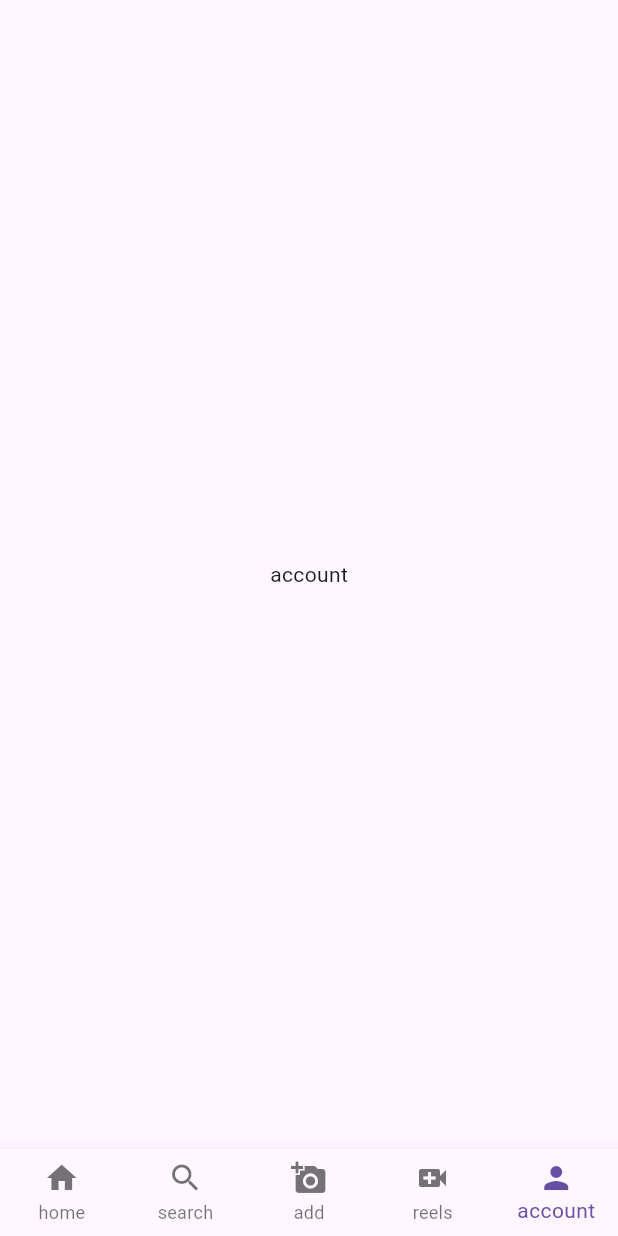
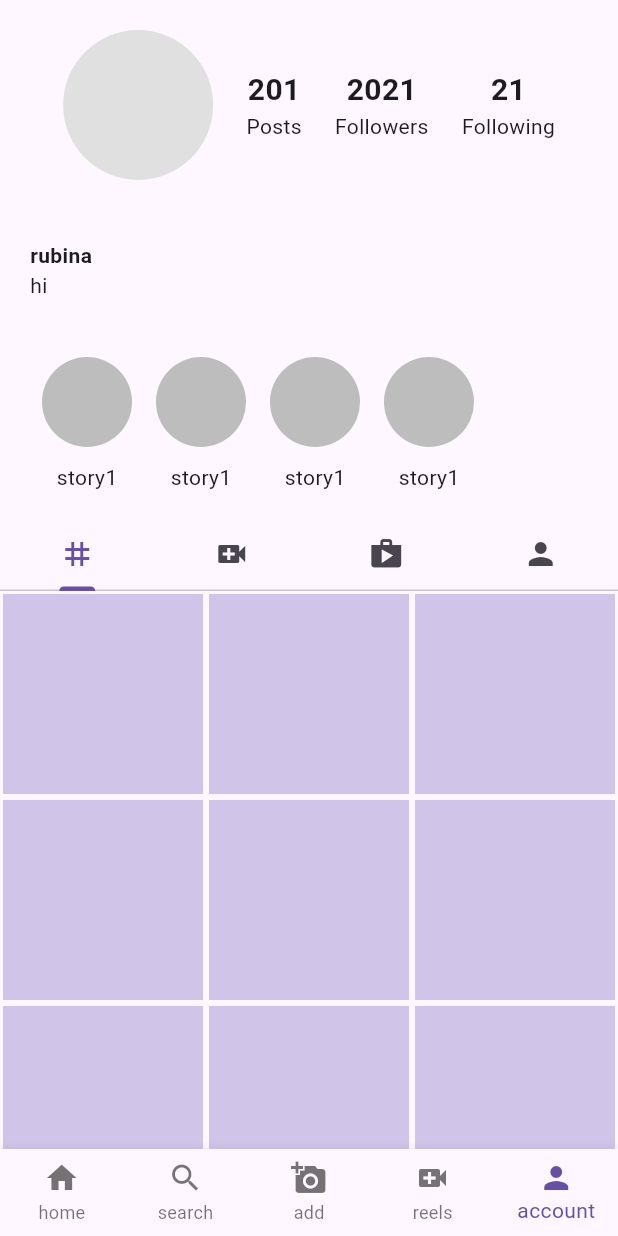
Before and after one commit to ruby222001/Instagram_UI, a Flutter app: the screen it shows after launch, item 5 of the bottom bar chosen, on a phone screen of 412 x 824 dp. Run offline on Flutter 3.47's test engine with Material 3 defaults, Android fonts, the phone set to English and light mode, and no system bars.

Commit message:
instagram_ui

```diff
--- a/lib/pages/account.dart
+++ b/lib/pages/account.dart
@@ -1,12 +1,114 @@
 import 'package:flutter/material.dart';
+import 'package:instagram_ui/util/acc_tab1.dart';
+import 'package:instagram_ui/util/acc_tab2.dart';
+import 'package:instagram_ui/util/acc_tab3.dart';
+import 'package:instagram_ui/util/bubble.dart';
+
 class AccountPage extends StatelessWidget {
   const AccountPage({super.key});
 
   @override
   Widget build(BuildContext context) {
-    return const Scaffold(
-       body:   Center(child: Text('account')),
-
+    return DefaultTabController(
+      length: 4,
+      child: Scaffold(
+        body: Column(
+          crossAxisAlignment: CrossAxisAlignment.start,
+          children: [
+            Padding(
+              padding: const EdgeInsets.all(20.0),
+              child: Row(
+                mainAxisAlignment: MainAxisAlignment.spaceEvenly,
+                children: [
+                  // Profile
+                  Container(
+                    height: 100,
+                    width: 100,
+                    decoration: BoxDecoration(
+                      color: Colors.grey[300],
+                      shape: BoxShape.circle,
+                    ),
+                  ),
+                  // Number of posts, followers, and following
+                  const Column(
+                    children: [
+                      Text('201',
+                          style: TextStyle(
+                              fontWeight: FontWeight.bold, fontSize: 20)),
+                      Text('Posts'),
+                    ],
+                  ),
+                  const Column(
+                    children: [
+                      Text('2021',
+                          style: TextStyle(
+                              fontWeight: FontWeight.bold, fontSize: 20)),
+                      Text('Followers'),
+                    ],
+                  ),
+                  const Column(
+                    children: [
+                      Text('21',
+                          style: TextStyle(
+                              fontWeight: FontWeight.bold, fontSize: 20)),
+                      Text('Following'),
+                    ],
+                  ),
+                ],
+              ),
+            ),
+            const Padding(
+              padding: EdgeInsets.all(20.0),
+              child: Column(
+                crossAxisAlignment: CrossAxisAlignment.start,
+                children: [
+                  Text(
+                    'rubina',
+                    style: TextStyle(fontWeight: FontWeight.bold),
+                  ),
+                  Text('hi'),
+                ],
+              ),
+            ),
+            // Stories
+         const   Padding(
+              padding: EdgeInsets.symmetric(horizontal: 20, vertical: 10),
+              child: Row(
+                children: [
+                  BubbleStories(text: 'story1'),
+                  BubbleStories(text: 'story1'),
+                  BubbleStories(text: 'story1'),
+                  BubbleStories(text: 'story1'),
+                ],
+              ),
+            ),
+         const   TabBar(
+              tabs:  [
+                Tab(
+                  icon: Icon(Icons.grid_3x3_outlined),
+                ),
+                Tab(
+                  icon: Icon(Icons.video_call),
+                ),
+                Tab(
+                  icon: Icon(Icons.shop),
+                ),
+                Tab(
+                  icon: Icon(Icons.person),
+                ),
+              ],
+            ),
+            const Expanded(
+              child: TabBarView(children: [
+                Acccounttab1(),
+                Acccounttab2(),
+                Acccounttab3(),
+                Acccounttab3()
+              ]),
+            )
+          ],
+        ),
+      ),
     );
   }
 }
--- a/lib/pages/home.dart
+++ b/lib/pages/home.dart
@@ -29,7 +29,7 @@ class UserHome extends StatelessWidget {
         body:  Column(
           children: [
             //stories
-            Container(
+            SizedBox(
               height: 130,
               child: ListView.builder(
                                 scrollDirection: Axis.horizontal,
--- /dev/null
+++ b/lib/util/acc_tab1.dart
@@ -0,0 +1,18 @@
+import 'package:flutter/material.dart';
+class Acccounttab1 extends StatelessWidget {
+  const Acccounttab1({super.key});
+
+  @override
+  Widget build(BuildContext context) {
+    return GridView.builder(
+      itemCount:20,
+       gridDelegate: const SliverGridDelegateWithFixedCrossAxisCount(crossAxisCount:3),
+       itemBuilder: (context,index){
+        return Padding(
+          padding:const EdgeInsets.all(2),
+          child:Container(color:Colors.deepPurple[100]),
+        );
+       },
+    );
+  }
+}
--- a/lib/util/userposts.dart
+++ b/lib/util/userposts.dart
@@ -2,7 +2,7 @@ import 'package:flutter/material.dart';
 
 class Userposts extends StatelessWidget {
   final String name;
-  Userposts({required this.name});
+  const Userposts({required this.name});
 
   @override
   Widget build(BuildContext context) {
```
Also changed, not shown: lib/pages/search.dart (+24 -2 lines), lib/util/acc_tab2.dart (added, +18 -0 lines), lib/util/acc_tab3.dart (added, +18 -0 lines), lib/util/acc_tab4.dart (added, +18 -0 lines), lib/util/explore.dart (added, +18 -0 lines).
